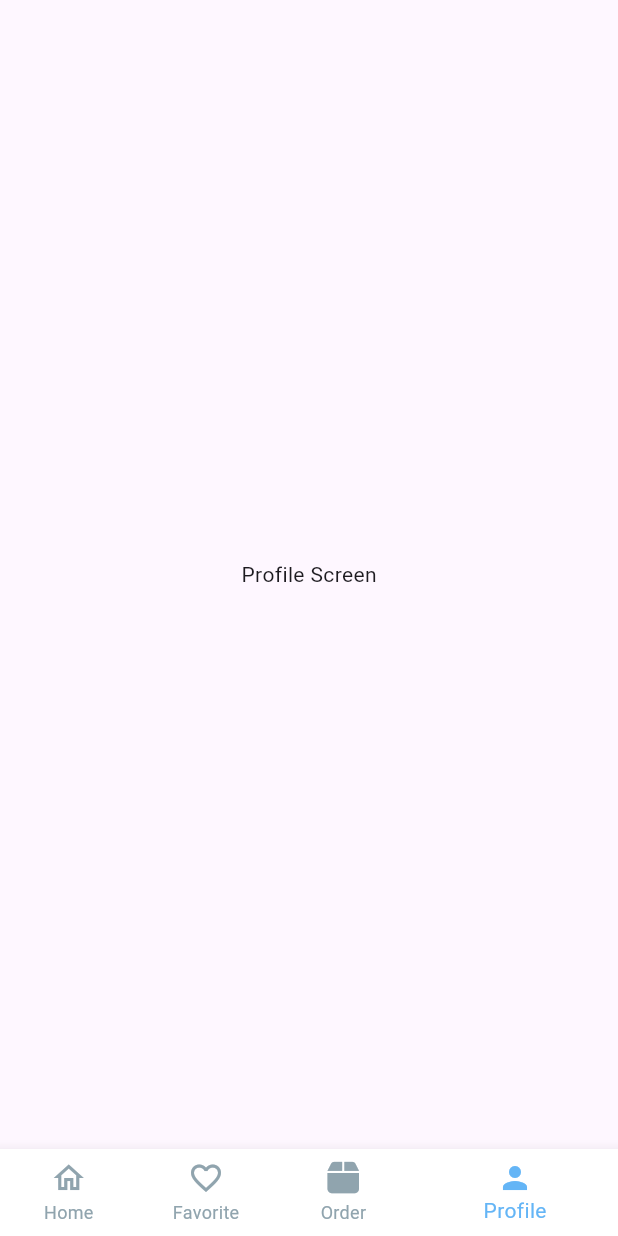
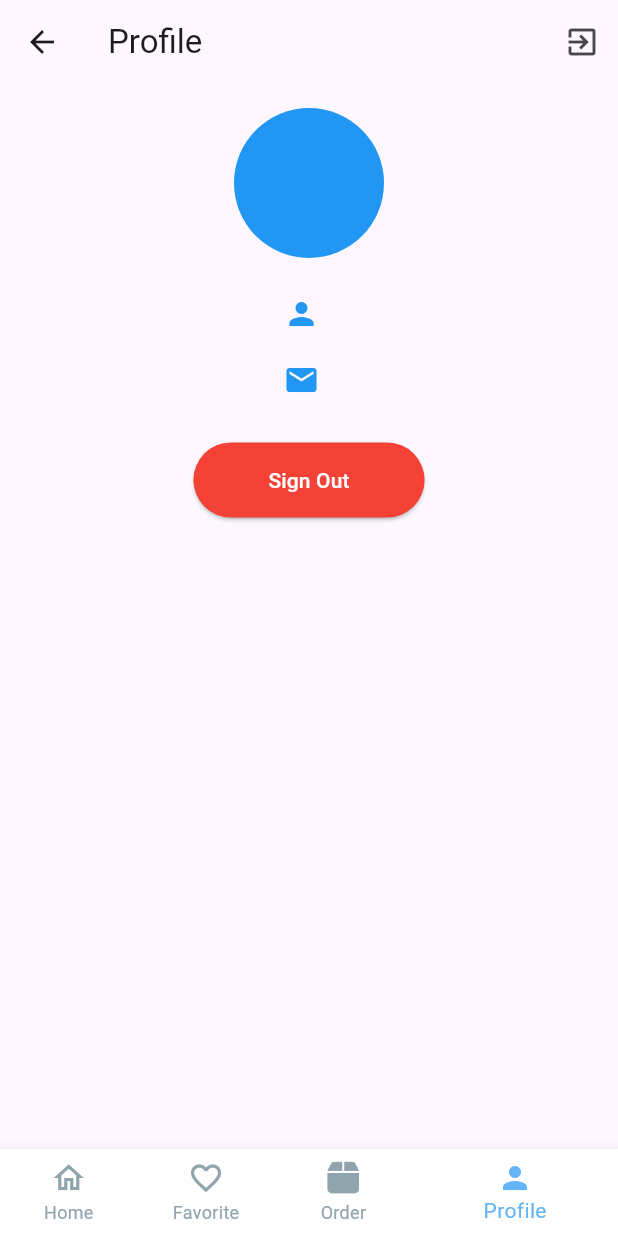
Before and after one commit to trieuetam2/flutter_hello, a Flutter app: the Dashboard screen opened directly, item 4 of the bottom bar chosen, on a phone screen of 412 x 824 dp. Run offline on Flutter 3.47's test engine with Material 3 defaults, Android fonts, the phone set to English and light mode, and no system bars; our stand-ins replace fluttertoast, font_awesome_flutter, get, shared_preferences; accounts and stored records are empty.

Commit message:
them bottom nav profile screen log out

```diff
--- a/lib/views/users/profile_screen.dart
+++ b/lib/views/users/profile_screen.dart
@@ -1,12 +1,100 @@
 import 'package:flutter/material.dart';
-
+import 'package:flutter_application_1/services/userInfoRemember.dart';
+import 'package:flutter_application_1/views/users/login_page.dart';
+import 'package:get/get.dart';
 class ProfileScreen extends StatelessWidget {
-
+  final CurrentUSer _currentUser = Get.put(CurrentUSer());
   @override
   Widget build(BuildContext context) {
     return Scaffold(
-      body: Center(child: Text("Profile Screen")
-      )
+      appBar: AppBar(
+        title: Text("Profile"),
+        actions: [
+          IconButton(
+            icon: Icon(Icons.exit_to_app),
+            onPressed: () {
+              // Implement your sign-out logic here
+              print("Sign out");
+            },
+          ),
+        ],
+      ),
+      body: Center( // Center the entire content vertically
+        child: Padding(
+          padding: const EdgeInsets.all(16.0),
+          child: Column(
+            mainAxisAlignment: MainAxisAlignment.start, // Center the content vertically
+            crossAxisAlignment: CrossAxisAlignment.center, // Center the content horizontally
+            children: [
+              // User Avatar
+              CircleAvatar(
+                radius: 50,
+                backgroundColor: Colors.blue,
+                child: Text(
+                  "", // Display first letter of the name as avatar
+                  style: TextStyle(fontSize: 40, color: Colors.white),
+                ),
+              ),
+              SizedBox(height: 20),
+
+              // Name with Icon
+              Row(
+              mainAxisSize: MainAxisSize.min,  // Keeps the row as small as possible
+              mainAxisAlignment: MainAxisAlignment.spaceBetween, // Aligns the content to the start of the row
+              children: <Widget>[
+                Icon(Icons.person, color: Colors.blue),  // User Icon
+                SizedBox(width: 10),  // Space between icon and text
+                Text(
+                  _currentUser.user.user_name,
+                  style: TextStyle(
+                    fontSize: 24,
+                    fontWeight: FontWeight.bold,
+                  ),
+                ),
+              ],
+            ),
+
+              SizedBox(height: 15), // Space between name and email
+
+              // Email with Icon
+              Row(
+                mainAxisSize: MainAxisSize.min, // Keeps the row as small as possible
+                children: [
+                  Icon(Icons.email, color: Colors.blue), // Email Icon
+                  SizedBox(width: 10), // Space between icon and text
+                  Text(
+                    _currentUser.user.user_email,
+                    style: TextStyle(
+                      fontSize: 16,
+                      color: Colors.grey[600],
+                    ),
+                  ),
+                ],
+              ),
+              SizedBox(height: 30), // Space before the sign-out button
+
+              // Sign Out Button
+              ElevatedButton(
+                onPressed: () {
+                 Userinforemember.removeUser().then((value) {
+                  Get.off(LoginPage());
+                });
+                },
+                child: Text(
+                  "Sign Out",
+                  style: TextStyle(
+                    color: Colors.white, // Set the text color to white
+                  ),
+                ),
+                style: ElevatedButton.styleFrom(
+                  padding: EdgeInsets.symmetric(horizontal: 50, vertical: 15),
+                  backgroundColor: Colors.red, // Button color
+                ),
+              ),
+            ],
+          ),
+        ),
+      ),
     );
   }
 }
```
Also changed, not shown: lib/controllers/users/authenticationController.dart (+40 -0 lines), lib/main.dart (+8 -2 lines), lib/services/userInfoRemember.dart (+8 -1 lines), lib/views/users/login_page.dart (+8 -42 lines).
